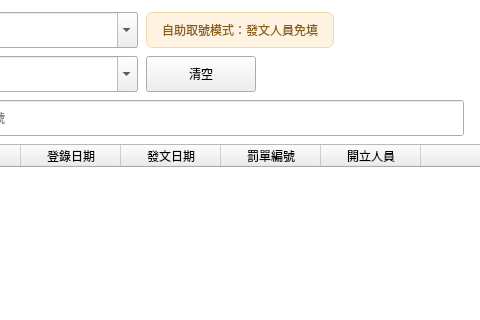
First picture: the form in layouts/Layout11.ui, repository jerrygskk/PoliceDocSys, before the edit; both pictures show x 200 to 680 and y 0 to 320 of the 1100 by 700 pixel window.
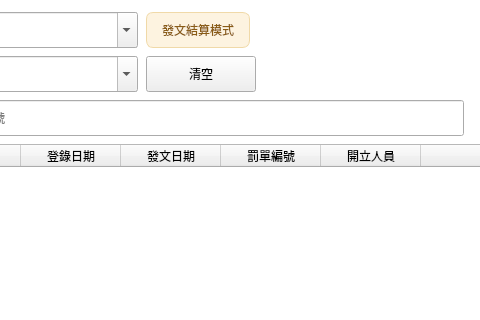
Second picture: the form after the edit.

Commit message: docs: 模式用語改為發文結算模式並精簡提示

```diff
--- a/layouts/Layout11.ui
+++ b/layouts/Layout11.ui
@@ -58,7 +58,7 @@
           <property name="bottomMargin"><number>0</number></property>
           <item>
            <widget class="QLabel" name="ticket_sender_hint">
-            <property name="text"><string>自助取號模式：發文人員免填</string></property>
+            <property name="text"><string>發文結算模式</string></property>
             <property name="minimumSize"><size><width>0</width><height>36</height></size></property>
             <property name="maximumSize"><size><width>16777215</width><height>36</height></size></property>
             <property name="styleSheet"><string notr="true">background-color: #fdf3e0; color: #8a5c14; border: 1px solid #f0d9a8; border-radius: 7px; padding: 4px 12px;</string></property>
```
Left out of the diff: 2 changed lines with no effect on the pictures. The commit also changes 32 other files.
